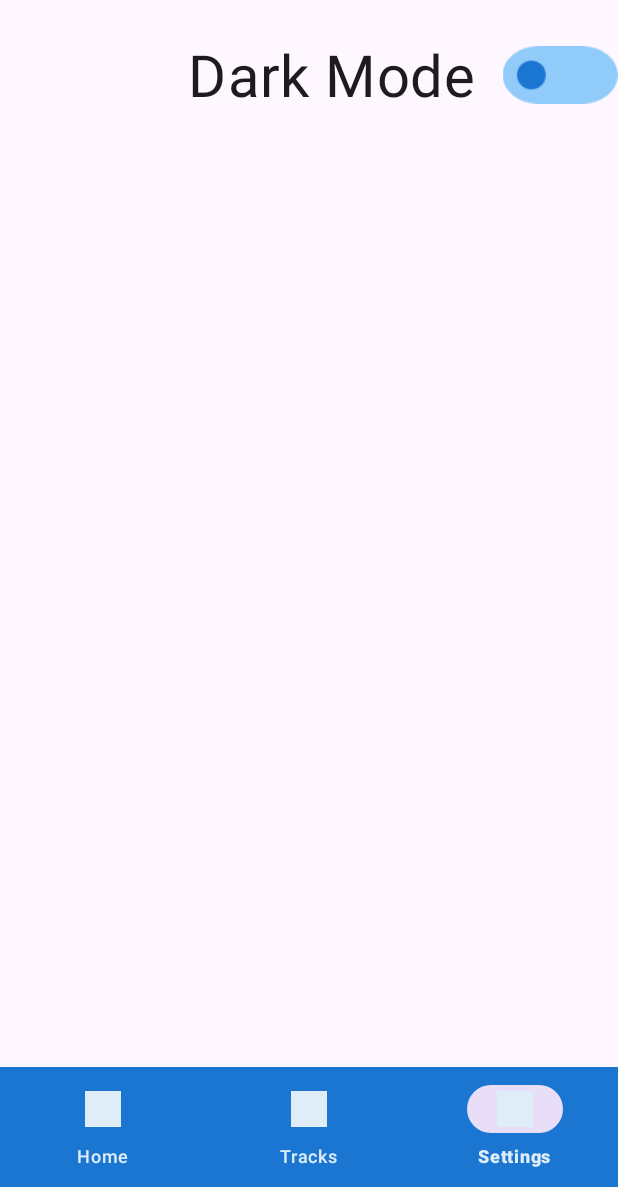
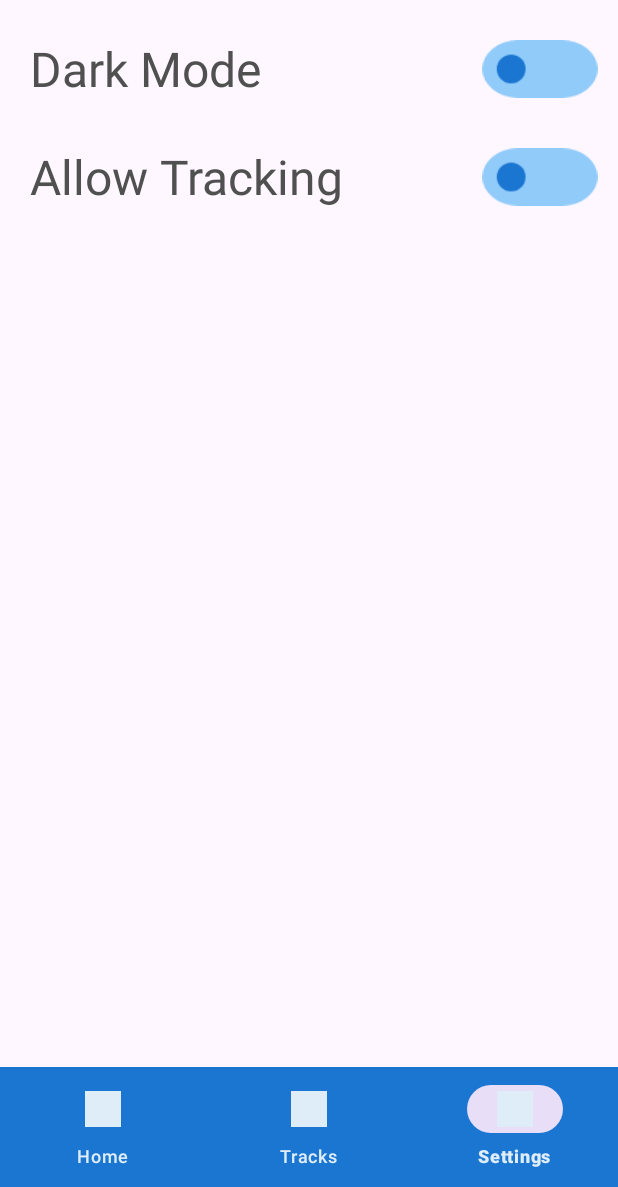
Before and after one commit to mh380/FitnessTracker, an Android app built with Jetpack Compose: the screen it shows after launch (MainActivity), item 3 of the bottom bar chosen, on a phone screen of 412 x 824 dp, the part 49-1236 px from its top. Run offline under Robolectric (Android 15) with nearby library versions, the phone set to English and light mode, and no system bars; our stand-ins replace Room's generated code.

Commit message:
fragment_settings layout rebuilt

```diff
--- a/app/src/main/res/layout/fragment_settings.xml
+++ b/app/src/main/res/layout/fragment_settings.xml
@@ -1,24 +1,70 @@
 <?xml version="1.0" encoding="utf-8"?>
-<androidx.constraintlayout.widget.ConstraintLayout
-    xmlns:android="http://schemas.android.com/apk/res/android"
+<LinearLayout xmlns:android="http://schemas.android.com/apk/res/android"
     xmlns:app="http://schemas.android.com/apk/res-auto"
     xmlns:tools="http://schemas.android.com/tools"
     android:layout_width="match_parent"
     android:layout_height="match_parent"
+    android:orientation="vertical"
     tools:context=".homeScreen.HomeFragment">
+
+    <Space
+        android:layout_width="match_parent"
+        android:layout_height="20dp" />
+
+    <LinearLayout
+        android:layout_width="match_parent"
+        android:layout_height="wrap_content"
+        android:orientation="horizontal">
+
+        <TextView
+            android:id="@+id/textView3"
+            android:layout_width="wrap_content"
+            android:layout_height="wrap_content"
+            android:layout_marginStart="20dp"
+            android:layout_weight="1"
+            android:text="Dark Mode" />
 
         <com.google.android.material.switchmaterial.SwitchMaterial
             android:id="@+id/darkLightSwitch"
             android:layout_width="wrap_content"
             android:layout_height="52dp"
-        android:layout_marginTop="24dp"
-        android:layout_marginEnd="24dp"
+            android:layout_marginTop="0dp"
+            android:layout_marginEnd="20dp"
             android:checked="false"
             android:scaleX="1.2"
             android:scaleY="1.2"
-        android:text="@string/dark_mode"
-        android:visibility="visible"
-        app:layout_constraintEnd_toEndOf="parent"
-        app:layout_constraintTop_toTopOf="parent" />
+            android:visibility="visible" />
+    </LinearLayout>
 
-</androidx.constraintlayout.widget.ConstraintLayout>
+    <Space
+        android:layout_width="match_parent"
+        android:layout_height="20dp" />
+
+    <LinearLayout
+        android:layout_width="match_parent"
+        android:layout_height="wrap_content"
+        android:orientation="horizontal">
+
+        <TextView
+            android:id="@+id/textView4"
+            android:layout_width="wrap_content"
+            android:layout_height="wrap_content"
+            android:layout_marginStart="20dp"
+            android:layout_weight="1"
+            android:text="Allow Tracking" />
+
+        <com.google.android.material.switchmaterial.SwitchMaterial
+            android:id="@+id/locationsPermissionSwitch"
+            android:layout_width="wrap_content"
+            android:layout_height="52dp"
+            android:layout_marginTop="0dp"
+            android:layout_marginEnd="20dp"
+            android:checked="false"
+            android:scaleX="1.2"
+            android:scaleY="1.2"
+            android:visibility="visible" />
+    </LinearLayout>
+
+
+
+</LinearLayout>
```
Lines whose indentation alone changed are shown as unchanged.
